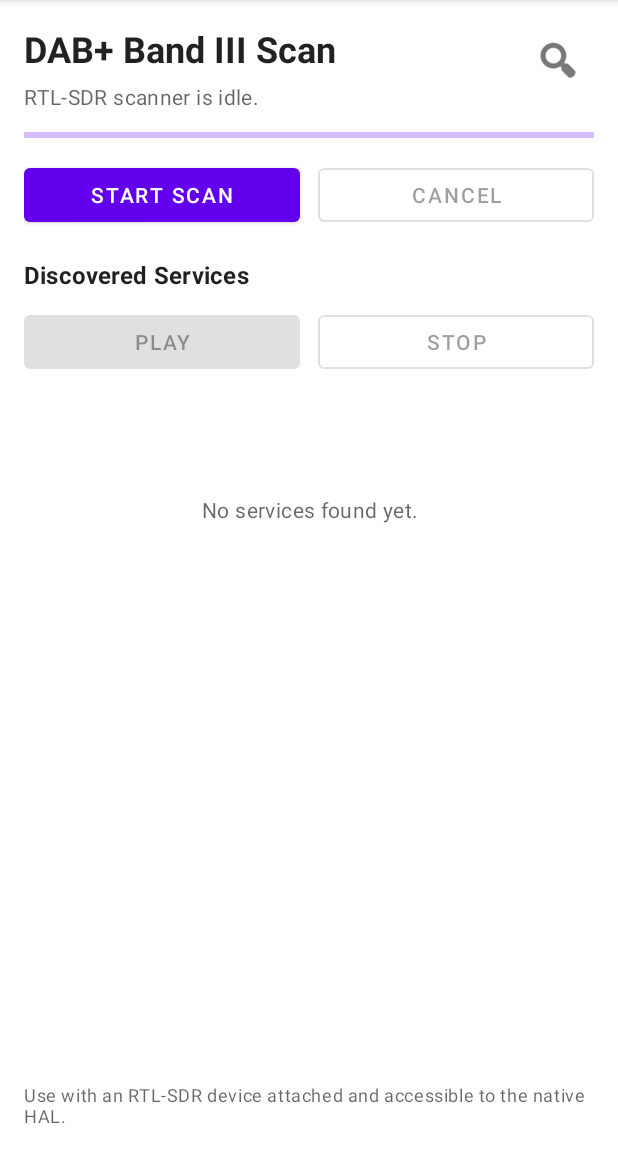
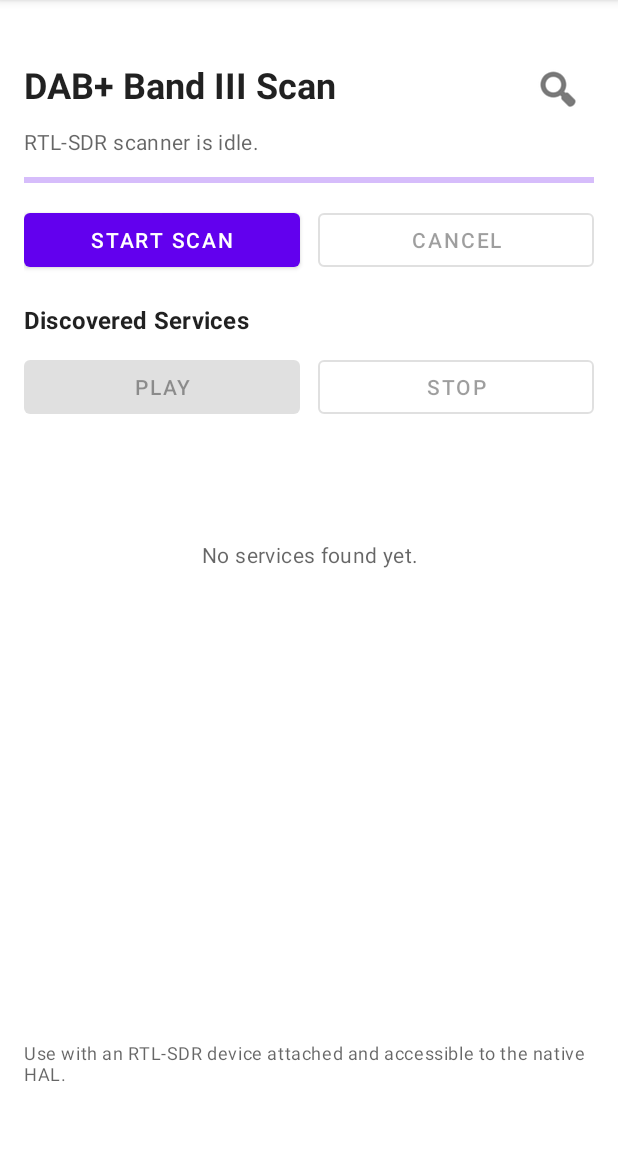
Before and after one commit to fpga-tom/dab-lib, an Android app: the screen it shows after launch (MainActivity), on a phone screen of 412 x 824 dp, the part 84-1236 px from its top. Run offline under Robolectric (Android 15) with nearby library versions, the light colour scheme and no system bars; 3 statements that could not run were skipped.

Commit message:
Add padding around scan header and footer

```diff
--- a/adab/app/src/main/res/layout/activity_main.xml
+++ b/adab/app/src/main/res/layout/activity_main.xml
@@ -12,7 +12,9 @@
         android:id="@+id/titleText"
         android:layout_width="0dp"
         android:layout_height="wrap_content"
+        android:layout_marginTop="24dp"
         android:layout_marginEnd="12dp"
+        android:paddingBottom="6dp"
         android:text="@string/scan_title"
         android:textAppearance="@style/TextAppearance.MaterialComponents.Headline5"
         android:textStyle="bold"
@@ -30,7 +32,8 @@
         android:src="@android:drawable/ic_menu_search"
         android:tint="?android:attr/textColorPrimary"
         app:layout_constraintEnd_toEndOf="parent"
-        app:layout_constraintTop_toTopOf="parent" />
+        app:layout_constraintBottom_toBottomOf="@id/titleText"
+        app:layout_constraintTop_toTopOf="@id/titleText" />
 
     <TextView
         android:id="@+id/statusText"
@@ -163,7 +166,9 @@
         android:id="@+id/footerText"
         android:layout_width="0dp"
         android:layout_height="wrap_content"
+        android:layout_marginBottom="20dp"
         android:paddingTop="8dp"
+        android:paddingBottom="8dp"
         android:text="@string/scan_thread_note"
         android:textAppearance="@style/TextAppearance.MaterialComponents.Caption"
         android:textColor="?android:attr/textColorSecondary"
```
Also changed, not shown: adab/app/src/main/res/values-night/themes.xml (line endings or trailing spaces), adab/app/src/main/res/values/themes.xml (line endings or trailing spaces).
